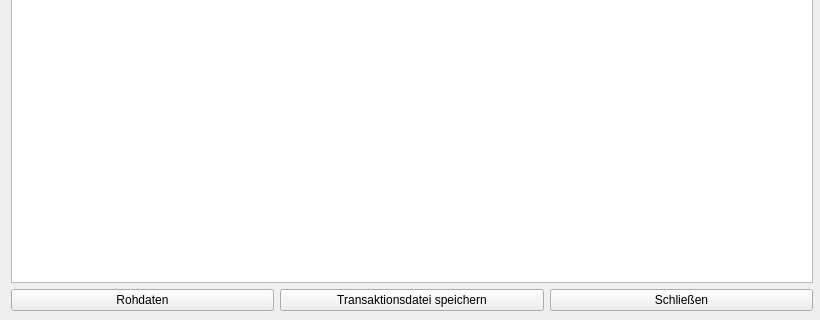
Qt form src/gui/qt/ui_components/form_show_transaction.ui (minutogit/eMinuto-Desktop-Prototype) before a commit; both pictures show x 0 to 820 and y 431 to 751 of the 820 by 751 pixel window.
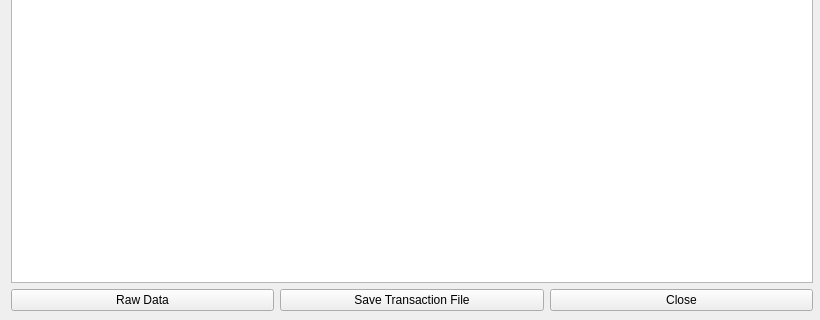
The same form after that commit.

The edit to the form file:
```diff
--- a/src/gui/qt/ui_components/form_show_transaction.ui
+++ b/src/gui/qt/ui_components/form_show_transaction.ui
@@ -62,21 +62,21 @@
       <item>
        <widget class="QPushButton" name="pushButtonRawData">
         <property name="text">
-         <string>Rohdaten</string>
+         <string>Raw Data</string>
         </property>
        </widget>
       </item>
       <item>
        <widget class="QPushButton" name="pushButtonSaveTransactionFile">
         <property name="text">
-         <string>Transaktionsdatei speichern</string>
+         <string>Save Transaction File</string>
         </property>
        </widget>
       </item>
       <item>
        <widget class="QPushButton" name="pushButtonClose">
         <property name="text">
-         <string>Schließen</string>
+         <string>Close</string>
         </property>
        </widget>
       </item>
```
Left out of the diff: 2 changed lines with no effect on the pictures.
